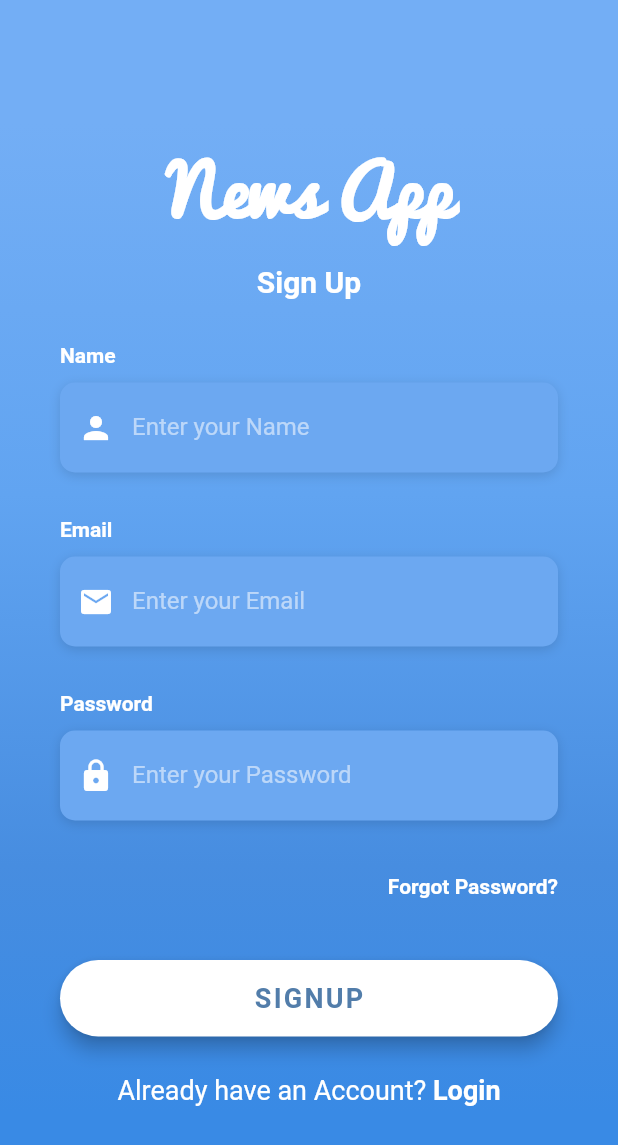
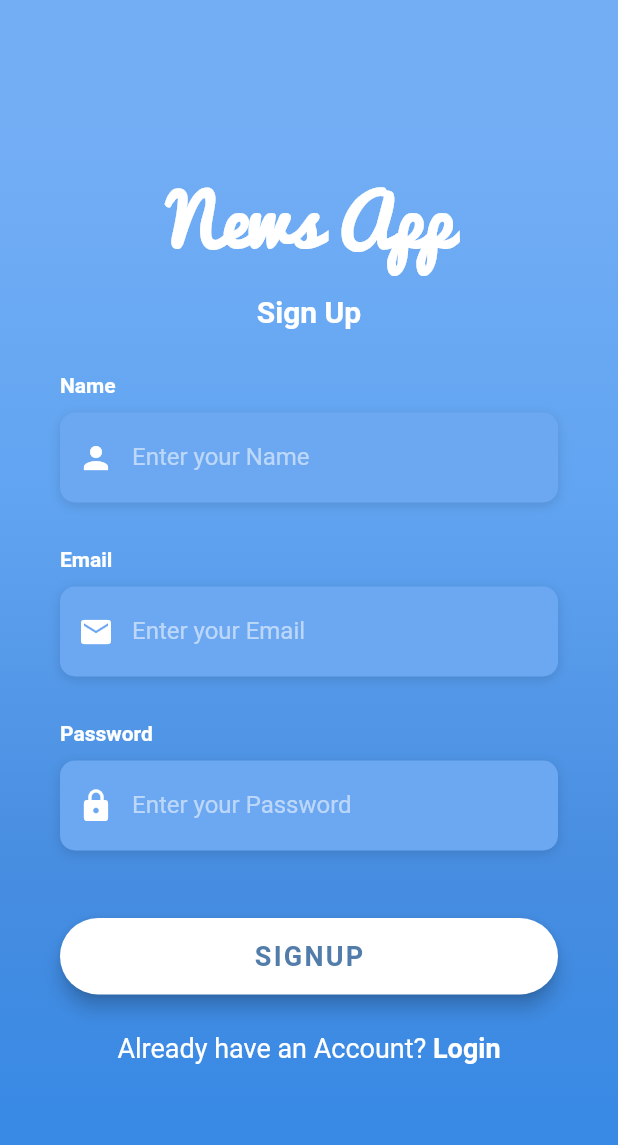
Before and after one commit to Juyoung4/MUD, a Flutter app: the SignUpScreen screen opened by its route, on a phone screen of 412 x 824 dp. Shown: the top 1145 px of the screen. Run offline on Flutter 3.47's test engine with Material 2 defaults, Android fonts, the light colour scheme and no system bars; our stand-ins replace cloud_firestore, firebase_auth; accounts and stored records are empty; Roboto replaces fonts that are missing (OpenSans).

Commit message:
First Commit

```diff
--- a/mud_mobile_app/lib/screens/error_page.dart
+++ b/mud_mobile_app/lib/screens/error_page.dart
@@ -80,7 +80,7 @@ class _ErrorScreenState extends State<ErrorScreen> {
                     children: <Widget>[
                       Text(
                         'News App',
-                        style: kTitleStyle
+                        style: myTitleStyle
                       ),
                       SizedBox(height: 20.0),
                       Text(
--- a/mud_mobile_app/lib/screens/signup_screen.dart
+++ b/mud_mobile_app/lib/screens/signup_screen.dart
@@ -19,7 +19,6 @@ class _SignUpScreenState extends State<SignUpScreen> {
   bool _emailValidate = false;
   bool _passwordValidate = false;
   bool _nameValidate = false;
-  String _error = '';
 
   void _onSignUpPressed() {
     if (_emailText.text.isEmpty || _passwordText.text.isEmpty || !_emailText.text.contains('@') || _nameText.text.trim().isEmpty) {
@@ -47,12 +46,12 @@ class _SignUpScreenState extends State<SignUpScreen> {
       children: <Widget>[
         Text(
           'Name',
-          style: kLabelStyle,
+          style: myLabelStyle,
         ),
         SizedBox(height: 10.0),
         Container(
           alignment: Alignment.centerLeft,
-          decoration: kBoxDecorationStyle,
+          decoration: myBoxDecorationStyle,
           height: 60.0,
           child: TextField(
             controller: _nameText,
@@ -69,13 +68,13 @@ class _SignUpScreenState extends State<SignUpScreen> {
                 color: Colors.white,
               ),
               hintText: 'Enter your Name',
-              hintStyle: kHintTextStyle,
+              hintStyle: myHintTextStyle,
             ),
           ),
         ),
         Padding(
           padding: const EdgeInsets.only(top: 4.0),
-          child: Text(_nameValidate ? "Please Enter a Valid Name" : " ", style: kHintTextStyle,),
+          child: Text(_nameValidate ? "Please Enter a Valid Name" : " ", style: myHintTextStyle,),
         )
       ],
     );
@@ -87,12 +86,12 @@ class _SignUpScreenState extends State<SignUpScreen> {
       children: <Widget>[
         Text(
           'Email',
-          style: kLabelStyle,
+          style: myLabelStyle,
         ),
         SizedBox(height: 10.0),
         Container(
           alignment: Alignment.centerLeft,
-          decoration: kBoxDecorationStyle,
+          decoration: myBoxDecorationStyle,
           height: 60.0,
           child: TextField(
             controller: _emailText,
@@ -109,13 +108,13 @@ class _SignUpScreenState extends State<SignUpScreen> {
                 color: Colors.white,
               ),
               hintText: 'Enter your Email',
-              hintStyle: kHintTextStyle,
+              hintStyle: myHintTextStyle,
             ),
           ),
         ),
         Padding(
           padding: const EdgeInsets.only(top: 4.0),
-          child: Text(_emailValidate ? "Please Enter a Valid Emaill" : " ", style: kHintTextStyle,),
+          child: Text(_emailValidate ? "Please Enter a Valid Emaill" : " ", style: myHintTextStyle,),
         )
       ],
     );
@@ -127,12 +126,12 @@ class _SignUpScreenState extends State<SignUpScreen> {
       children: <Widget>[
         Text(
           'Password',
-          style: kLabelStyle,
+          style: myLabelStyle,
         ),
         SizedBox(height: 10.0),
         Container(
           alignment: Alignment.centerLeft,
-          decoration: kBoxDecorationStyle,
+          decoration: myBoxDecorationStyle,
           height: 60.0,
           child: TextField(
             controller: _passwordText,
@@ -149,31 +148,15 @@ class _SignUpScreenState extends State<SignUpScreen> {
                 color: Colors.white,
               ),
               hintText: 'Enter your Password',
-              hintStyle: kHintTextStyle,
+              hintStyle: myHintTextStyle,
             ),
           ),
         ),
         Padding(
           padding: const EdgeInsets.only(top: 4.0),
-          child: Text(_passwordValidate ? "Password Can'\t Be Empty" : " ", style: kHintTextStyle,),
+          child: Text(_passwordValidate ? "Password Can'\t Be Empty" : " ", style: myHintTextStyle,),
         )
       ],
-    );
-  }
-
-  Widget _buildForgotPasswordBtn() {
-    return Container(
-      alignment: Alignment.centerRight,
-      child: FlatButton(
-        onPressed: () {
-          print("Forgot Password Pressed!");
-        },
-        padding: EdgeInsets.only(right: 0.0),
-        child: Text(
-          'Forgot Password?',
-          style: kLabelStyle,
-        ),
-      ),
     );
   }
 
@@ -273,14 +256,14 @@ class _SignUpScreenState extends State<SignUpScreen> {
                   physics: AlwaysScrollableScrollPhysics(),
                   padding: EdgeInsets.symmetric(
                     horizontal: 40.0,
-                    vertical: 80.0,
+                    vertical: 100.0,
                   ),
                   child: Column(
                     mainAxisAlignment: MainAxisAlignment.center,
                     children: <Widget>[
                       Text(
                         'News App',
-                        style: kTitleStyle
+                        style: myTitleStyle
                       ),
                       SizedBox(height: 10.0),
                       Text(
@@ -302,7 +285,6 @@ class _SignUpScreenState extends State<SignUpScreen> {
                         height: 10.0,
                       ),
                       _buildPasswordTF(),
-                      _buildForgotPasswordBtn(),
                       _buildSignUpBtn(),
                       _buildLoginBtn(),
                     ],
--- a/mud_mobile_app/lib/utilities/constants.dart
+++ b/mud_mobile_app/lib/utilities/constants.dart
@@ -1,24 +1,31 @@
 import 'package:flutter/material.dart';
 
-final kHintTextStyle = TextStyle(
+final myHintTextStyle = TextStyle(
   color: Colors.white54,
   fontFamily: 'OpenSans',
 );
 
-final kLabelStyle = TextStyle(
+final bacgroundColors = [
+  Color(0xFF73AEF5),
+  Color(0xFF61A4F1),
+  Color(0xFF478DE0),
+  Color(0xFF398AE5),
+];
+
+final myLabelStyle = TextStyle(
   color: Colors.white,
   fontWeight: FontWeight.bold,
   fontFamily: 'OpenSans',
 );
 
-final kTitleStyle = TextStyle(
+final myTitleStyle = TextStyle(
   color: Colors.white,
   fontWeight: FontWeight.bold,
   fontFamily: 'Pacifico',
   fontSize: 46,
 );
 
-final kBoxDecorationStyle = BoxDecoration(
+final myBoxDecorationStyle = BoxDecoration(
   color: Color(0xFF6CA8F1),
   borderRadius: BorderRadius.circular(10.0),
   boxShadow: [
```
Also changed, not shown: mud_mobile_app/lib/screens/home_screen.dart (+31 -12 lines), mud_mobile_app/lib/screens/login_screen.dart (+10 -10 lines).
